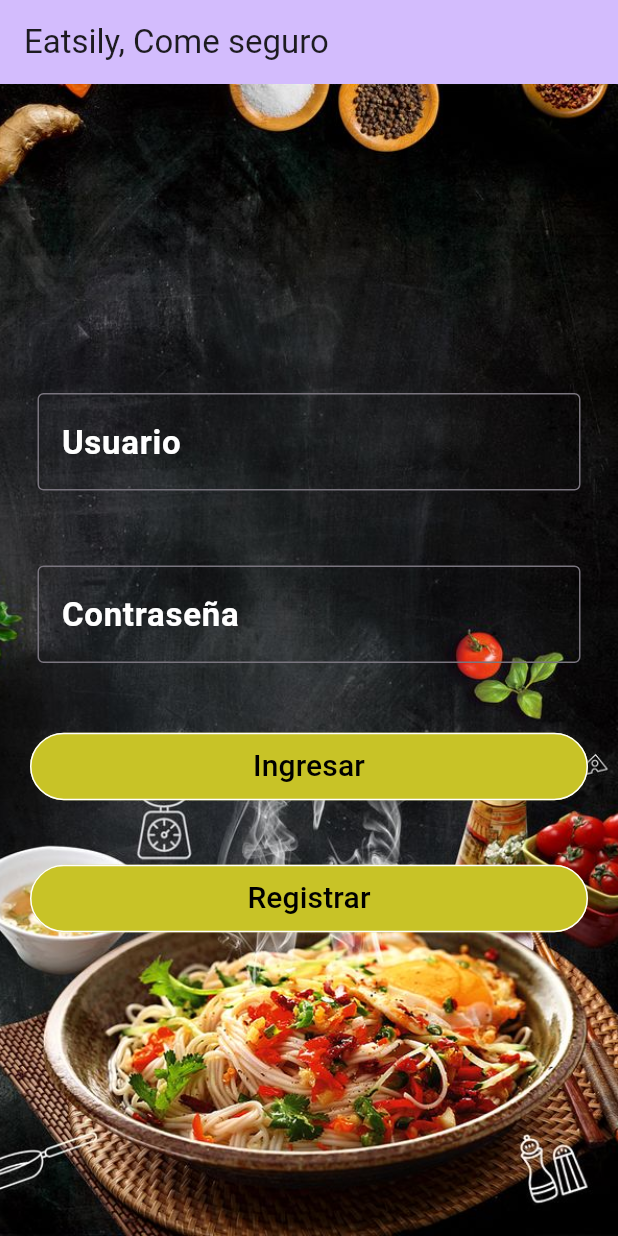
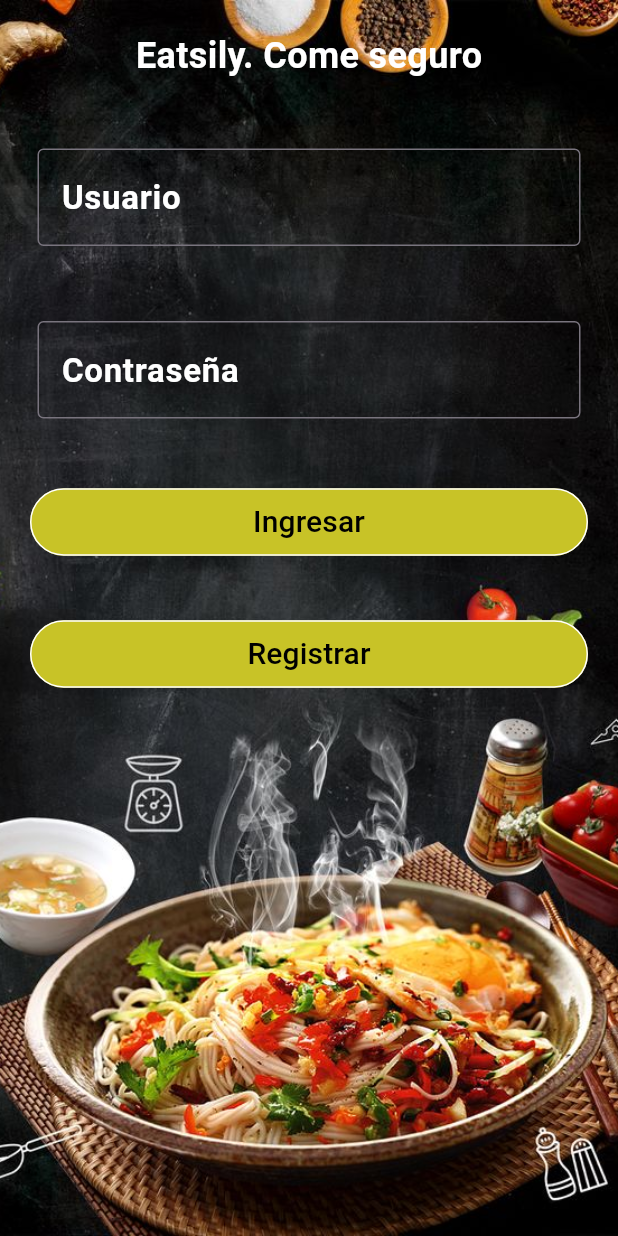
Before and after one commit to gentlemani/flutterSchool, a Flutter app: the screen it shows after launch, on a phone screen of 412 x 824 dp. Run offline on Flutter 3.47's test engine with Material 3 defaults, Android fonts, the phone set to English and light mode, and no system bars.

Commit message:
Restruccturación de codigo, eliminacion de comentarios y widgets. Codigo mas corto

```diff
--- a/lib/main.dart
+++ b/lib/main.dart
@@ -1,6 +1,5 @@
 import 'package:eatsily/sesion/login.dart';
 import 'package:flutter/material.dart';
-import 'package:flutter/services.dart';
 
 void main() {
   runApp(const MyApp());
@@ -8,90 +7,18 @@ void main() {
 
 class MyApp extends StatelessWidget {
   const MyApp({super.key});
-
-  // This widget is the root of your application.
   @override
   Widget build(BuildContext context) {
-    return MaterialApp(
-      debugShowCheckedModeBanner: false,
-      title: 'Eatsily',
-      theme: ThemeData(
-        // This is the theme of your application.
-        //
-        // TRY THIS: Try running your application with "flutter run". You'll see
-        // the application has a purple toolbar. Then, without quitting the app,
-        // try changing the seedColor in the colorScheme below to Colors.green
-        // and then invoke "hot reload" (save your changesa or press the "hot
-        // reload" button in a Flutter-supported IDE, or press "r" if you used
-        // the command line to start the app).
-        //
-        // Notice that the counter didn't reset back to zero; the application
-        // state is not lost during the reload. To reset the state, use hot
-        // restart instead.
-        //
-        // This works for code too, not just values: Most code changes can be
-        // tested with just a hot reload.
-        colorScheme: ColorScheme.fromSeed(seedColor: Colors.deepPurple),
-        useMaterial3: true,
-      ),
-      home: const Center(
-        child: MyHomePage(title: 'Eatsily, Come seguro'),
-      ),
-    );
+    return const MaterialApp(home: MyHome());
   }
 }
 
-class MyHomePage extends StatefulWidget {
-  const MyHomePage({super.key, required this.title});
-
-  // This widget is the home page of your application. It is stateful, meaning
-  // that it has a State object (defined below) that contains fields that affect
-  // how it looks.
-
-  // This class is the configuration for the state. It holds the values (in this
-  // case the title) provided by the parent (in this case the App widget) and
-  // used by the build method of the State. Fields in a Widget subclass are
-  // always marked "final".
-
-  final String title;
-
-  @override
-  State<MyHomePage> createState() => _MyHomePageState();
-}
-
-class _MyHomePageState extends State<MyHomePage> {
-  /*int _counter = 0;
-
-  void _incrementCounter() {
-    setState(() {
-      // This call to setState tells the Flutter framework that something has
-      // changed in this State, which causes it to rerun the build method below
-      // so that the display can reflect the updated values. If we changed
-      // _counter without calling setState(), then the build method would not be
-      // called again, and so nothing would appear to happen.
-      _counter++;
-    });
-  }*/
+class MyHome extends StatelessWidget {
+  const MyHome({super.key});
 
   @override
   Widget build(BuildContext context) {
-    // This method is rerun every time setState is called, for instance as done
-    // by the _incrementCounter method above.
-    //
-    // The Flutter framework has been optimized to make rerunning build methods
-    // fast, so that you can just rebuild anything that needs updating rather
-    // than having to individually change instances of widgets.
     return Scaffold(
-      appBar: AppBar(
-        elevation: 0,
-        // TRY THIS: Try changing the color here to a specific color (to
-        // Colors.amber, perhaps?) and trigger a hot reload to see the AppBar
-        // change color while the other colors stay the same.
-        backgroundColor: Theme.of(context).colorScheme.inversePrimary,
-        // Here we take the value from the MyHomePage object that was created by
-        // the App.build method, and use it to set our appbar title.
-        title: Text(widget.title),
-      ),
       body: Container(
         decoration: const BoxDecoration(
             image: DecorationImage(
@@ -99,31 +26,20 @@ class _MyHomePageState extends State<MyHomePage> {
           fit: BoxFit.cover,
         )),
         child: Center(
-          // Center is a layout widget. It takes a single child and positions it
-          // in the middle of the parent.
           child: Column(
-            // Column is also a layout widget. It takes a list of children and
-            // arranges them vertically. By default, it sizes itself to fit its
-            // children horizontally, and tries to be as tall as its parent.
-            //
-            // Column has various properties to control how it sizes itself and
-            // how it positions its children. Here we use mainAxisAlignment to
-            // center the children vertically; the main axis here is the vertical
-            // axis because Columns are vertical (the cross axis would be
-            // horizontal).
-            //
-            // TRY THIS: Invoke "debug painting" (choose the "Toggle Debug Paint"
-            // action in the IDE, or press "p" in the console), to see the
-            // wireframe for each widget.
-            mainAxisAlignment: MainAxisAlignment.center,
+            mainAxisAlignment: MainAxisAlignment.start,
+            crossAxisAlignment: CrossAxisAlignment.center,
             children: <Widget>[
-              /*const Text(
-              'Hola mundo:To:',
-            ),
-            Text(
-              '$_counter',
-              style: Theme.of(context).textTheme.headlineMedium,
-            ),*/
+              SizedBox(height: MediaQuery.of(context).padding.top),
+              const Padding(
+                  padding: EdgeInsets.symmetric(vertical: 20.0),
+                  child: Text(
+                    'Eatsily. Come seguro',
+                    style: TextStyle(
+                        fontSize: 24.0,
+                        fontWeight: FontWeight.bold,
+                        color: Color.fromARGB(255, 255, 255, 255)),
+                  )),
               const Padding(
                 padding: EdgeInsets.all(25.0),
                 child: TextField(
@@ -184,8 +100,11 @@ class _MyHomePageState extends State<MyHomePage> {
                 padding: const EdgeInsets.all(20.0),
                 child: TextButton(
                   onPressed: () {
-                    Navigator.push(context,
-                        MaterialPageRoute(builder: (context) => Login()));
+                    // Navegar a la pantalla de login.dart
+                    Navigator.push(
+                      context,
+                      MaterialPageRoute(builder: (context) => Login()),
+                    );
                   },
                   style: ButtonStyle(
                       backgroundColor: MaterialStateProperty.all<Color>(
@@ -213,28 +132,6 @@ class _MyHomePageState extends State<MyHomePage> {
           ),
         ),
       ),
-
-      /*floatingActionButton: FloatingActionButton(
-        onPressed: _incrementCounter,
-        tooltip: 'Increment',
-        child: const Icon(Icons.add),
-      ), // This trailing comma makes auto-formatting nicer for build methods.
-      bottomNavigationBar: Container(
-        margin: const EdgeInsets.symmetric(vertical: 2, horizontal: 2),
-        child: BottomNavigationBar(
-            backgroundColor: const Color.fromARGB(145, 129, 165, 202),
-            unselectedItemColor:
-                const Color.fromARGB(255, 204, 38, 38).withOpacity(0.5),
-            items: const [
-              BottomNavigationBarItem(icon: Icon(Icons.alarm), label: 'Alarm'),
-              BottomNavigationBarItem(
-                  icon: Icon(
-                    Icons.settings,
-                    color: Color.fromARGB(255, 25, 207, 137),
-                  ),
-                  label: 'settings')
-            ]),
-      ),*/
     );
   }
 }
```
